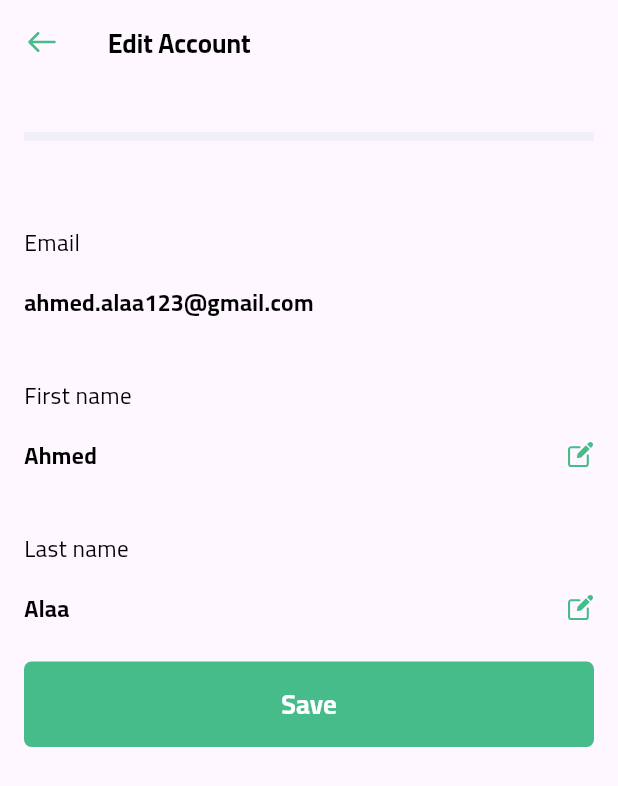
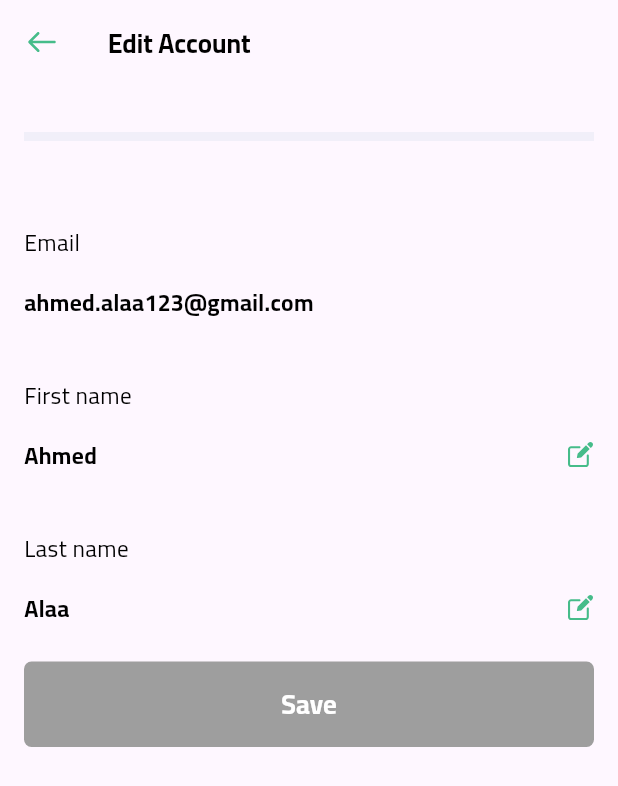
Before and after one commit to abdelrahman3003/digiFly-task, a Flutter app: the SettingView screen opened directly, after a tap on "Profile", on a phone screen of 412 x 824 dp. Shown: the top 786 px of the screen. Run offline on Flutter 3.47's test engine with Material 3 defaults, Android fonts, the phone set to English and light mode, and no system bars; our stand-ins replace bloc, firebase_auth, firebase_core, flutter_bloc, flutter_screenutil, flutter_svg; accounts and stored records are empty.

Commit message:
save first name and last name ena edit for them

```diff
--- a/lib/core/utils/app_routes.dart
+++ b/lib/core/utils/app_routes.dart
@@ -13,6 +13,7 @@ class AppRoutes {
   static const String signupView = '/signupView';
   static const String homeView = '/homepage';
   static const String editAccountView = '/editAccountView';
+  static HomeCubit homeCubit = HomeCubit();
   SigninCubit signinCubit = SigninCubit();
   static Route generateRoute(RouteSettings setting) {
     switch (setting.name) {
@@ -33,12 +34,17 @@ class AppRoutes {
       case "/" || homeView:
         return MaterialPageRoute(
           builder: (context) => BlocProvider<HomeCubit>.value(
-            value: HomeCubit(),
+            value: homeCubit,
             child: const HomeView(),
           ),
         );
       case editAccountView:
-        return MaterialPageRoute(builder: (context) => const EditAcountView());
+        return MaterialPageRoute(
+          builder: (context) => BlocProvider<HomeCubit>.value(
+            value: homeCubit,
+            child: const EditAcountView(),
+          ),
+        );
       default:
         return MaterialPageRoute(
           builder: (context) => Scaffold(
--- a/lib/features/home/presentation/controller/home/home_cubit.dart
+++ b/lib/features/home/presentation/controller/home/home_cubit.dart
@@ -1,17 +1,34 @@
+import 'dart:developer';
 
 import 'package:bloc/bloc.dart';
 import 'package:firebase_auth/firebase_auth.dart';
+import 'package:flutter/material.dart';
 import 'package:meta/meta.dart';
 
 part 'home_state.dart';
 
 class HomeCubit extends Cubit<HomeState> {
   HomeCubit() : super(HomeInitial()) {
-    checkLoginStatus();
+    inilData();
   }
   FirebaseAuth auth = FirebaseAuth.instance;
   User? user;
   bool? isLoagin;
+  late TextEditingController firstNameController;
+  late TextEditingController lastNameController;
+  bool isEditeFirstName = false;
+  bool isEditeLastName = false;
+  late String initialFirstName;
+  late String initialLastName;
+  inilData() {
+    log("===========1");
+    checkLoginStatus();
+    initialFirstName = "Ahmed";
+    initialLastName = "Alaa";
+    firstNameController = TextEditingController(text: initialFirstName);
+    lastNameController = TextEditingController(text: initialLastName);
+  }
+
   checkLoginStatus() async {
     emit(HomeGetUserLoading());
     user = auth.currentUser;
@@ -28,8 +45,31 @@ class HomeCubit extends Cubit<HomeState> {
       await auth.signOut();
       emit(HomeLogOutSucess());
     } catch (e) {
-
       emit(HomeLogOutFailed());
     }
   }
+
+  editFirstName() {
+    firstNameController.text = initialFirstName;
+    emit(HomeEditFirstNameSuccess(isEdit: true));
+  }
+
+  editLasttName() {
+    lastNameController.text = initialLastName;
+    emit(HomeEditLastNameSuccess(isEdit: true));
+  }
+
+  onChnage() {
+    bool isButtonEnabled = firstNameController.text != initialFirstName ||
+        lastNameController.text != initialLastName;
+    emit(HomeEditOnChangedSucess(isButtonEnabled: isButtonEnabled));
+  }
+
+  saveData() async {
+    emit(HomeSaveDataLoading());
+    initialFirstName = firstNameController.text;
+    initialLastName = lastNameController.text;
+    await Future.delayed(const Duration(milliseconds: 800));
+    emit(HomeSaveDataSucess());
+  }
 }
--- a/lib/features/home/presentation/controller/home/home_state.dart
+++ b/lib/features/home/presentation/controller/home/home_state.dart
@@ -12,5 +12,29 @@ final class HomeGetUserSucess extends HomeState {}
 final class HomeGetUserFailed extends HomeState {}
 
 final class HomeLogOutLoading extends HomeState {}
+
 final class HomeLogOutSucess extends HomeState {}
+
 final class HomeLogOutFailed extends HomeState {}
+
+final class HomeSaveDataLoading extends HomeState {}
+
+final class HomeSaveDataSucess extends HomeState {}
+
+final class HomeEditFirstNameSuccess extends HomeState {
+  final bool isEdit;
+
+  HomeEditFirstNameSuccess({required this.isEdit});
+}
+
+final class HomeEditLastNameSuccess extends HomeState {
+  final bool isEdit;
+
+  HomeEditLastNameSuccess({required this.isEdit});
+}
+
+final class HomeEditOnChangedSucess extends HomeState {
+    final bool isButtonEnabled ;
+
+  HomeEditOnChangedSucess({required this.isButtonEnabled});
+}
--- a/lib/features/home/presentation/view/widget/home_details/profile_list_tile.dart
+++ b/lib/features/home/presentation/view/widget/home_details/profile_list_tile.dart
@@ -1,6 +1,8 @@
+import 'package:digifly/features/home/presentation/controller/home/home_cubit.dart';
 import 'package:digifly/features/home/presentation/view/widget/home_details/stack_icon.dart';
 import 'package:digifly/gen/assets.gen.dart';
 import 'package:flutter/material.dart';
+import 'package:flutter_bloc/flutter_bloc.dart';
 
 class ProfileListTile extends StatelessWidget {
   const ProfileListTile({
@@ -9,6 +11,7 @@ class ProfileListTile extends StatelessWidget {
 
   @override
   Widget build(BuildContext context) {
+    var cubit = BlocProvider.of<HomeCubit>(context);
     return ListTile(
       contentPadding: EdgeInsets.zero,
       leading: CircleAvatar(
@@ -20,9 +23,18 @@ class ProfileListTile extends StatelessWidget {
               Assets.images.proflePic.path,
             )),
       ),
-      title: const Text(
-        "Ahmed Alaa",
-        style: TextStyle(fontSize: 16, fontWeight: FontWeight.bold),
+      title: Row(
+        children: [
+          Text(
+            cubit.initialFirstName,
+            style: const TextStyle(fontSize: 16, fontWeight: FontWeight.bold),
+          ),
+          const SizedBox(width: 8),
+          Text(
+            cubit.initialLastName,
+            style: const TextStyle(fontSize: 16, fontWeight: FontWeight.bold),
+          ),
+        ],
       ),
       subtitle: const Text(
         "Welcome",
--- a/lib/features/home/presentation/view/widget/setting/edit_account/edit_account_item.dart
+++ b/lib/features/home/presentation/view/widget/setting/edit_account/edit_account_item.dart
@@ -11,10 +11,12 @@ class EditAccountItem extends StatelessWidget {
       required this.title,
       required this.subtitle,
       this.isEdit = false,
-      this.onTap});
+      this.onTap, this.onChanged, this.controller});
   final String title, subtitle;
   final bool isEdit;
+  final TextEditingController? controller;
   final Function()? onTap;
+  final Function(String)? onChanged;
   @override
   Widget build(BuildContext context) {
     return Column(
@@ -26,14 +28,17 @@ class EditAccountItem extends StatelessWidget {
           children: [
             isEdit
                 ? Expanded(
-                    child: TextField(
-                      controller: TextEditingController(text: subtitle),
+                    child: TextFormField(
+                      controller:controller,
                       style: AppStyle.style14font700black,
                       decoration: const InputDecoration(
                         hintStyle: TextStyle(color: Colors.grey),
                         border: InputBorder.none,
                         contentPadding: EdgeInsets.zero,
+
                       ),
+                      onChanged: onChanged,
+
                     ),
                   )
                 : Expanded(
--- a/lib/features/home/presentation/view/widget/setting/edit_account/edit_acount_view.dart
+++ b/lib/features/home/presentation/view/widget/setting/edit_account/edit_acount_view.dart
@@ -1,26 +1,22 @@
 import 'package:digifly/core/utils/app_button.dart';
+import 'package:digifly/core/utils/app_colors.dart';
 import 'package:digifly/core/utils/app_style.dart';
 import 'package:digifly/core/utils/navigate.dart';
+import 'package:digifly/features/home/presentation/controller/home/home_cubit.dart';
 import 'package:digifly/features/home/presentation/view/widget/setting/edit_account/edit_account_item.dart';
 import 'package:digifly/features/home/presentation/view/widget/setting/space_container.dart';
 import 'package:digifly/gen/assets.gen.dart';
 import 'package:digifly/generated/l10n.dart';
 import 'package:flutter/material.dart';
+import 'package:flutter_bloc/flutter_bloc.dart';
 import 'package:flutter_svg/flutter_svg.dart';
 
-class EditAcountView extends StatefulWidget {
+class EditAcountView extends StatelessWidget {
   const EditAcountView({super.key});
 
   @override
-  State<EditAcountView> createState() => _EditAcountViewState();
-}
-
-bool isEditeFirstName = false;
-bool isEditeLastName = false;
-
-class _EditAcountViewState extends State<EditAcountView> {
-  @override
   Widget build(BuildContext context) {
+    var cubit = BlocProvider.of<HomeCubit>(context);
     return Scaffold(
         appBar: AppBar(
           title: Text(
@@ -52,28 +48,95 @@ class _EditAcountViewState extends State<EditAcountView> {
                     title: S.of(context).email,
                     subtitle: "ahmed.alaa123@gmail.com"),
                 const SizedBox(height: 40),
-                EditAccountItem(
-                  title: S.of(context).first_name,
-                  subtitle: "Ahmed",
-                  isEdit: isEditeFirstName,
-                  onTap: () {
-                    isEditeFirstName = true;
-                    setState(() {});
+                BlocBuilder<HomeCubit, HomeState>(
+                  buildWhen: (previous, current) =>
+                      current is HomeEditFirstNameSuccess ||
+                      current is HomeSaveDataSucess,
+                  builder: (context, state) {
+                    if (state is HomeEditFirstNameSuccess) {
+                      return EditAccountItem(
+                        controller: cubit.firstNameController,
+                        title: S.of(context).first_name,
+                        subtitle: cubit.initialFirstName,
+                        isEdit: state.isEdit,
+                        onChanged: (value) {
+                          cubit.onChnage();
+                        },
+                      );
+                    }
+                    return EditAccountItem(
+                      controller: cubit.firstNameController,
+                      title: S.of(context).first_name,
+                      subtitle: cubit.initialFirstName,
+                      isEdit: cubit.isEditeFirstName,
+                      onTap: () {
+                        cubit.editFirstName();
+                      },
+                    );
                   },
                 ),
                 const SizedBox(height: 40),
-                EditAccountItem(
-                  title: S.of(context).last_name,
-                  subtitle: "Alaa",
-                  isEdit: isEditeLastName,
-                  onTap: () {
-                    isEditeLastName = true;
-                    setState(() {});
+                BlocBuilder<HomeCubit, HomeState>(
+                  buildWhen: (previous, current) =>
+                      current is HomeEditLastNameSuccess ||
+                      current is HomeSaveDataSucess,
+                  builder: (context, state) {
+                    if (state is HomeEditLastNameSuccess) {
+                      return EditAccountItem(
+                        controller: cubit.lastNameController,
+                        title: S.of(context).last_name,
+                        subtitle: cubit.initialLastName,
+                        isEdit: state.isEdit,
+                        onChanged: (value) {
+                          cubit.onChnage();
+                        },
+                      );
+                    }
+                    return EditAccountItem(
+                      controller: cubit.lastNameController,
+                      title: S.of(context).last_name,
+                      subtitle: cubit.initialLastName,
+                      isEdit: false,
+                      onTap: () {
+                        cubit.editLasttName();
+                      },
+                    );
                   },
                 ),
                 const SizedBox(height: 25),
-                const SizedBox(
-                    width: double.infinity, child: AppButton(title: "Save"))
+                BlocBuilder<HomeCubit, HomeState>(
+                  buildWhen: (previous, current) =>
+                      current is HomeEditOnChangedSucess ||
+                      current is HomeSaveDataLoading ||
+                      current is HomeSaveDataSucess,
+                  builder: (context, state) {
+                    if (state is HomeEditOnChangedSucess) {
+                      return SizedBox(
+                          width: double.infinity,
+                          child: AppButton(
+                            title: "Save",
+                            color: AppColors.primaryColor,
+                            onPressed: () {
+                              cubit.saveData();
+                            },
+                          ));
+                    } else if (state is HomeSaveDataLoading) {
+                      return const SizedBox(
+                          width: double.infinity,
+                          child: AppButton(
+                            title: "Save",
+                            color: AppColors.primaryColor,
+                            isLoading: true,
+                          ));
+                    }
+                    return const SizedBox(
+                        width: double.infinity,
+                        child: AppButton(
+                          title: "Save",
+                          color: Colors.grey,
+                        ));
+                  },
+                )
               ],
             ),
           ),
--- a/lib/features/home/presentation/view/widget/setting/setting_view.dart
+++ b/lib/features/home/presentation/view/widget/setting/setting_view.dart
@@ -3,7 +3,9 @@ import 'package:digifly/core/utils/navigate.dart';
 import 'package:digifly/features/home/presentation/view/widget/setting/change_language_view.dart';
 import 'package:digifly/features/home/presentation/view/widget/setting/logout_bloc_state.dart';
 import 'package:digifly/generated/l10n.dart';
+import 'package:flutter_bloc/flutter_bloc.dart';
 
+import '../../../controller/home/home_cubit.dart';
 import 'setting_item.dart';
 import 'space_container.dart';
 import 'user_list_tile.dart';
@@ -17,6 +19,8 @@ class SettingView extends StatelessWidget {
 
   @override
   Widget build(BuildContext context) {
+    var cubit = BlocProvider.of<HomeCubit>(context);
+
     return Scaffold(
       appBar: AppBar(
         centerTitle: true,
@@ -32,7 +36,23 @@ class SettingView extends StatelessWidget {
             crossAxisAlignment: CrossAxisAlignment.start,
             children: [
               const SpaceContainer(),
-              const UserListTile(),
+              BlocBuilder<HomeCubit, HomeState>(
+                buildWhen: (previous, current) => current is HomeSaveDataSucess,
+                builder: (context, state) {
+                  if (state is HomeSaveDataSucess) {
+                    return UserListTile(
+                      firstNmae: cubit.initialFirstName,
+                      lastNmae: cubit.initialLastName,
+                      subtitle: "ahmed.alaa123@gmail.com",
+                    );
+                  }
+                  return UserListTile(
+                    firstNmae: cubit.initialFirstName,
+                    lastNmae: cubit.initialLastName,
+                    subtitle: "ahmed.alaa123@gmail.com",
+                  );
+                },
+              ),
               const SizedBox(height: 40),
               Text(S.of(context).setting, style: AppStyle.style14font500black),
               SettingItem(
--- a/lib/features/home/presentation/view/widget/setting/user_list_tile.dart
+++ b/lib/features/home/presentation/view/widget/setting/user_list_tile.dart
@@ -3,8 +3,12 @@ import 'package:flutter/material.dart';
 import '../../../../../../gen/assets.gen.dart';
 
 class UserListTile extends StatelessWidget {
-  const UserListTile({super.key});
-
+  const UserListTile(
+      {super.key,
+      required this.firstNmae,
+      required this.subtitle,
+      required this.lastNmae});
+  final String firstNmae, lastNmae, subtitle;
   @override
   Widget build(BuildContext context) {
     return ListTile(
@@ -18,13 +22,22 @@ class UserListTile extends StatelessWidget {
               Assets.images.proflePic.path,
             )),
       ),
-      title: const Text(
-        "Ahmed Alaa",
-        style: TextStyle(fontSize: 16, fontWeight: FontWeight.bold),
+      title: Row(
+        children: [
+          Text(
+            firstNmae,
+            style: const TextStyle(fontSize: 16, fontWeight: FontWeight.bold),
+          ),
+          const SizedBox(width: 6),
+          Text(
+            lastNmae,
+            style: const TextStyle(fontSize: 16, fontWeight: FontWeight.bold),
+          ),
+        ],
       ),
-      subtitle: const Text(
-        "ahmed.alaa123@gmail.com",
-        style: TextStyle(fontSize: 14, color: Colors.grey),
+      subtitle: Text(
+        subtitle,
+        style: const TextStyle(fontSize: 14, color: Colors.grey),
       ),
     );
   }
--- a/lib/features/home/presentation/view/widget/text_editor/text_editor_view.dart
+++ b/lib/features/home/presentation/view/widget/text_editor/text_editor_view.dart
@@ -1,3 +1,4 @@
+import 'package:digifly/core/utils/app_colors.dart';
 import 'package:digifly/core/utils/app_style.dart';
 import 'package:digifly/core/utils/app_text_Form_filed.dart';
 import 'package:digifly/generated/l10n.dart';
@@ -107,7 +108,8 @@ class _TextEditorViewState extends State<TextEditorView> {
                       alignment: Alignment.center,
                       child: TextField(
                         controller: textController,
-                        textAlign: textAlign,
+                        cursorColor: AppColors.primaryColor,
+                        textAlign: TextAlign.start,
                         textDirection: isEnglish(context)
                             ? TextDirection.ltr
                             : TextDirection.rtl,
```
